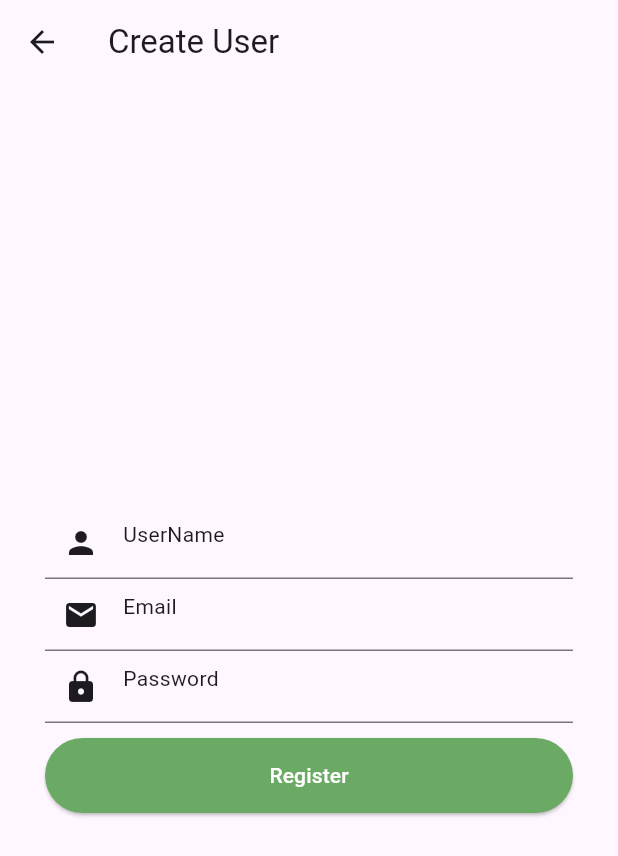
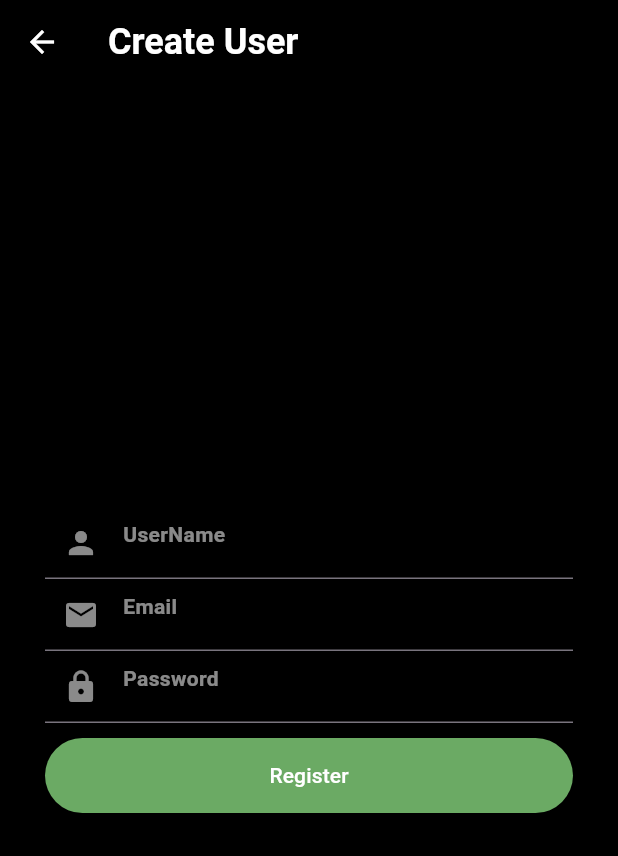
Before and after one commit to dchaitu/otp_boxes, a Flutter app: the screen it shows after launch, after a tap on "Login", after a tap on "Don't have an account? Create here", on a phone screen of 412 x 824 dp. Shown: the top 856 px of the screen. Run offline on Flutter 3.47's test engine with Material 3 defaults, Android fonts, the light colour scheme and no system bars; our stand-ins replace firebase_auth, firebase_core, flutter_riverpod, font_awesome_flutter, google_sign_in, shared_preferences; accounts and stored records are empty; network calls fail.

Commit message:
added new colors to theme

```diff
--- a/lib/main.dart
+++ b/lib/main.dart
@@ -6,6 +6,8 @@ import 'package:otp_boxes/screens/settings_screen.dart';
 import 'package:otp_boxes/utils/user_details_shared_pref.dart';
 import 'package:firebase_core/firebase_core.dart';
 import 'firebase_options.dart';
+import 'package:otp_boxes/provider/theme_provider.dart';
+import 'package:otp_boxes/themes/themes.dart';
 final GlobalKey<NavigatorState> navigatorKey = GlobalKey<NavigatorState>();
 
 
@@ -24,14 +26,19 @@ Future<void> main() async {
   ));
 }
 
-class MainScreen extends StatelessWidget {
+class MainScreen extends ConsumerWidget {
   const MainScreen({super.key});
 
   @override
-  Widget build(BuildContext context) {
+  Widget build(BuildContext context, WidgetRef ref) {
+    final isDarkTheme = ref.watch(themeProvider);
+
+
     return MaterialApp(
       navigatorKey: navigatorKey,
+      theme: isDarkTheme ? darkTheme : lightTheme,
       debugShowCheckedModeBanner: false,
+      title: 'Flutter Wordle',
       initialRoute: '/login',
       routes: {
         '/login': (context) => const LoginScreen(),
--- a/lib/screens/login_screen.dart
+++ b/lib/screens/login_screen.dart
@@ -20,6 +20,7 @@ class _LoginScreenState extends ConsumerState<LoginScreen> {
   TextEditingController userController = TextEditingController();
   TextEditingController passwordController = TextEditingController();
   bool _isLoading = false;
+
   @override
   void initState() {
     super.initState();
@@ -51,10 +52,13 @@ class _LoginScreenState extends ConsumerState<LoginScreen> {
             mainAxisAlignment: MainAxisAlignment.center,
             children: [
               TextFormField(
-                decoration: const InputDecoration(
-                    hintText: "UserName", prefixIcon: Icon(Icons.person)),
+                decoration: InputDecoration(
+                  hintText: "UserName",
+                  prefixIcon: const Icon(Icons.person),
+                ),
                 controller: userController,
                 validator: (value) => value!.isEmpty ? "Enter username" : null,
+                  style: Theme.of(context).textTheme.bodyMedium
               ),
               TextFormField(
                 decoration: InputDecoration(
@@ -71,6 +75,7 @@ class _LoginScreenState extends ConsumerState<LoginScreen> {
                 obscureText: ref.watch(showObscureTextProvider),
                 controller: passwordController,
                 validator: (value) => value!.isEmpty ? "Enter password" : null,
+                  style: Theme.of(context).textTheme.bodyMedium
               ),
               Container(
                 margin: const EdgeInsets.symmetric(vertical: 20),
--- a/lib/screens/register_screen.dart
+++ b/lib/screens/register_screen.dart
@@ -25,30 +25,21 @@ class _RegisterScreenState extends State<RegisterScreen> {
           mainAxisAlignment: MainAxisAlignment.center,
           children: [
             TextField(
-                decoration: InputDecoration(
+                decoration: const InputDecoration(
                     hintText: "UserName",
-                    hintStyle: TextStyle(
-                        color: Theme.of(context).textTheme.bodyMedium?.color),
-                    prefixIcon: Icon(Icons.person,
-                        color: Theme.of(context).textTheme.bodyMedium?.color)),
+                    prefixIcon: Icon(Icons.person)),
                 controller: userController,
                 style: Theme.of(context).textTheme.bodyMedium),
             TextField(
-                decoration: InputDecoration(
+                decoration: const InputDecoration(
                     hintText: "Email",
-                    hintStyle: TextStyle(
-                        color: Theme.of(context).textTheme.bodyMedium?.color),
-                    prefixIcon: Icon(Icons.email,
-                        color: Theme.of(context).textTheme.bodyMedium?.color)),
+                    prefixIcon: Icon(Icons.email)),
                 controller: emailController,
                 style: Theme.of(context).textTheme.bodyMedium),
             TextField(
-                decoration: InputDecoration(
+                decoration: const InputDecoration(
                   hintText: "Password",
-                  hintStyle: TextStyle(
-                      color: Theme.of(context).textTheme.bodyMedium?.color),
-                  prefixIcon: Icon(Icons.lock,
-                      color: Theme.of(context).textTheme.bodyMedium?.color),
+                  prefixIcon: Icon(Icons.lock),
                 ),
                 obscureText: true,
                 controller: passwordController,
--- a/lib/themes/themes.dart
+++ b/lib/themes/themes.dart
@@ -1,5 +1,12 @@
 import 'package:flutter/material.dart';
 import 'package:otp_boxes/constants/colors.dart';
+
+class AppColors {
+  static const Color hintTextLight = Colors.black54;
+  static const Color hintTextDark = Colors.white54;
+  static const Color iconLight = Colors.black54;
+  static const Color iconDark = Colors.white54;
+}
 
 final ThemeData lightTheme = ThemeData(
     primaryColor: Colors.black,
@@ -14,14 +21,24 @@ final ThemeData lightTheme = ThemeData(
     ),
     scaffoldBackgroundColor: Colors.white,
     textTheme: const TextTheme().copyWith(
-        bodyMedium:
-            const TextStyle(fontWeight: FontWeight.bold, color: Colors.black)));
-
+      bodyMedium: const TextStyle(fontWeight: FontWeight.bold, color: Colors.black),
+    ),
+    inputDecorationTheme: const InputDecorationTheme(
+      hintStyle: TextStyle(color: AppColors.hintTextLight),
+      prefixIconColor: AppColors.iconLight,
+      suffixIconColor: AppColors.iconLight,
+      labelStyle: TextStyle(color: AppColors.iconLight),
+      floatingLabelStyle: TextStyle(color: AppColors.iconLight),
+    ),
+    iconTheme: const IconThemeData(
+      color: AppColors.iconLight,
+    ));
 
 final ThemeData darkTheme = ThemeData(
     primaryColor: Colors.white,
     primaryColorLight: darkThemeLightShade,
     primaryColorDark: darkThemeDarkShade,
+    useMaterial3: true,
     appBarTheme: const AppBarTheme(
       iconTheme: IconThemeData(color: Colors.white),
       backgroundColor: Colors.black,
@@ -31,5 +48,15 @@ final ThemeData darkTheme = ThemeData(
     scaffoldBackgroundColor: Colors.black,
     dividerColor: darkThemeLightShade,
     textTheme: const TextTheme().copyWith(
-        bodyMedium:
-        const TextStyle(fontWeight: FontWeight.bold, color: Colors.white)));
+      bodyMedium: const TextStyle(fontWeight: FontWeight.bold, color: Colors.white),
+    ),
+    inputDecorationTheme: const InputDecorationTheme(
+      hintStyle: TextStyle(color: AppColors.hintTextDark),
+      prefixIconColor: AppColors.iconDark,
+      suffixIconColor: AppColors.iconDark,
+      labelStyle: TextStyle(color: AppColors.iconDark),
+      floatingLabelStyle: TextStyle(color: AppColors.iconDark),
+    ),
+    iconTheme: const IconThemeData(
+      color: AppColors.iconDark,
+    ));
```
